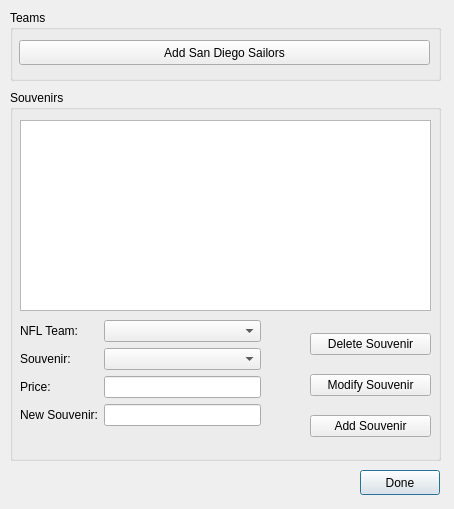
First picture: the form in modifysouvenirs.ui, repository OneEcho/NFL-Football-Project, before the edit.
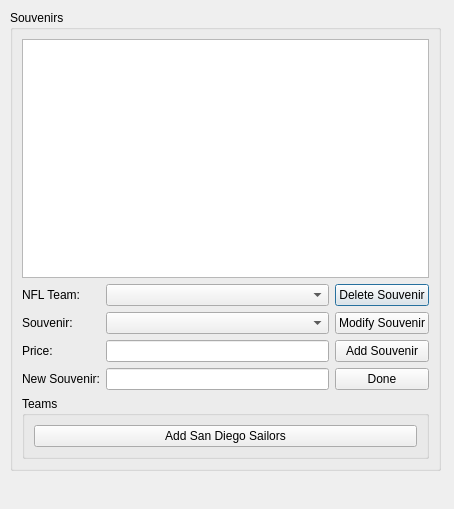
Second picture: the form after the edit.

Commit message: San Diego Sailors are only allowed to be added once and update stadium table after adding san diego

```diff
--- a/modifysouvenirs.ui
+++ b/modifysouvenirs.ui
@@ -13,53 +13,52 @@
   <property name="windowTitle">
    <string>Modify Souvenirs</string>
   </property>
-  <widget class="QPushButton" name="doneButton">
-   <property name="geometry">
-    <rect>
-     <x>360</x>
-     <y>470</y>
-     <width>80</width>
-     <height>25</height>
-    </rect>
-   </property>
-   <property name="text">
-    <string>Done</string>
-   </property>
-  </widget>
   <widget class="QGroupBox" name="groupBox">
    <property name="geometry">
     <rect>
      <x>10</x>
-     <y>90</y>
+     <y>10</y>
      <width>431</width>
-     <height>371</height>
+     <height>461</height>
     </rect>
    </property>
    <property name="title">
     <string>Souvenirs</string>
    </property>
-   <widget class="QTableView" name="souvenirView">
-    <property name="geometry">
-     <rect>
-      <x>10</x>
-      <y>30</y>
-      <width>411</width>
-      <height>191</height>
-     </rect>
-    </property>
-    <property name="editTriggers">
-     <set>QAbstractItemView::NoEditTriggers</set>
-    </property>
-   </widget>
-   <widget class="QWidget" name="formLayoutWidget">
-    <property name="geometry">
-     <rect>
-      <x>10</x>
-      <y>230</y>
-      <width>241</width>
-      <height>120</height>
-     </rect>
-    </property>
+   <layout class="QGridLayout" name="gridLayout_3">
+    <item row="1" column="1">
+     <layout class="QVBoxLayout" name="verticalLayout">
+      <item>
+       <widget class="QPushButton" name="deleteSouvenir">
+        <property name="text">
+         <string>Delete Souvenir</string>
+        </property>
+       </widget>
+      </item>
+      <item>
+       <widget class="QPushButton" name="modifySouvenir">
+        <property name="text">
+         <string>Modify Souvenir</string>
+        </property>
+       </widget>
+      </item>
+      <item>
+       <widget class="QPushButton" name="addSouvenir">
+        <property name="text">
+         <string>Add Souvenir</string>
+        </property>
+       </widget>
+      </item>
+      <item>
+       <widget class="QPushButton" name="doneButton">
+        <property name="text">
+         <string>Done</string>
+        </property>
+       </widget>
+      </item>
+     </layout>
+    </item>
+    <item row="1" column="0">
     <layout class="QFormLayout" name="formLayout">
      <item row="1" column="0">
       <widget class="QLabel" name="souvenirLabel">
@@ -102,66 +101,31 @@
       <widget class="QLineEdit" name="newSouvenirLineEdit"/>
      </item>
     </layout>
-   </widget>
-   <widget class="QWidget" name="layoutWidget">
-    <property name="geometry">
-     <rect>
-      <x>300</x>
-      <y>230</y>
-      <width>121</width>
-      <height>131</height>
-     </rect>
-    </property>
-    <layout class="QVBoxLayout" name="verticalLayout">
-     <item>
-      <widget class="QPushButton" name="deleteSouvenir">
-       <property name="text">
-        <string>Delete Souvenir</string>
-       </property>
-      </widget>
-     </item>
-     <item>
-      <widget class="QPushButton" name="modifySouvenir">
-       <property name="text">
-        <string>Modify Souvenir</string>
+    </item>
+    <item row="0" column="0" colspan="2">
+     <widget class="QTableView" name="souvenirView">
+      <property name="editTriggers">
+       <set>QAbstractItemView::NoEditTriggers</set>
        </property>
       </widget>
      </item>
-     <item>
-      <widget class="QPushButton" name="addSouvenir">
-       <property name="text">
-        <string>Add Souvenir</string>
-       </property>
-      </widget>
-     </item>
-    </layout>
-   </widget>
-  </widget>
+    <item row="2" column="0" colspan="2">
   <widget class="QGroupBox" name="groupBox_2">
-   <property name="geometry">
-    <rect>
-     <x>10</x>
-     <y>10</y>
-     <width>431</width>
-     <height>71</height>
-    </rect>
-   </property>
    <property name="title">
     <string>Teams</string>
    </property>
+      <layout class="QGridLayout" name="gridLayout_2">
+       <item row="0" column="0">
    <widget class="QPushButton" name="addSandiegoSailorsButton">
-    <property name="geometry">
-     <rect>
-      <x>9</x>
-      <y>30</y>
-      <width>411</width>
-      <height>25</height>
-     </rect>
-    </property>
     <property name="text">
      <string>Add San Diego Sailors</string>
     </property>
    </widget>
+       </item>
+      </layout>
+     </widget>
+    </item>
+   </layout>
   </widget>
  </widget>
  <resources/>
```
Lines whose indentation alone changed are shown as unchanged. The commit also changes 5 other files.
